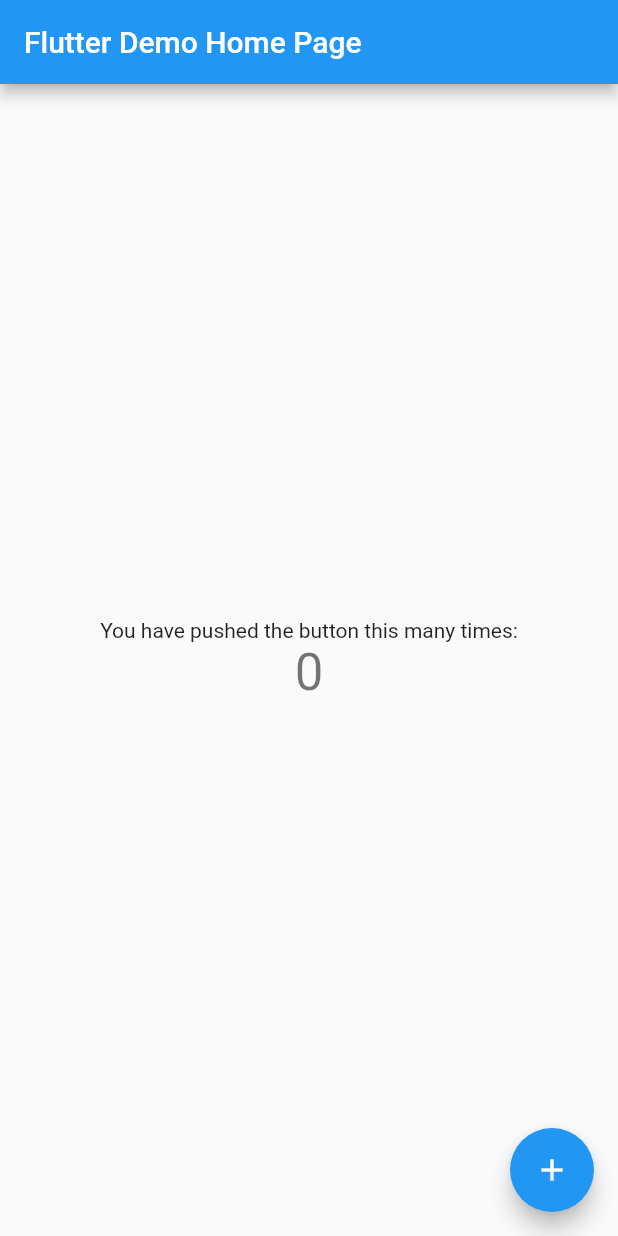
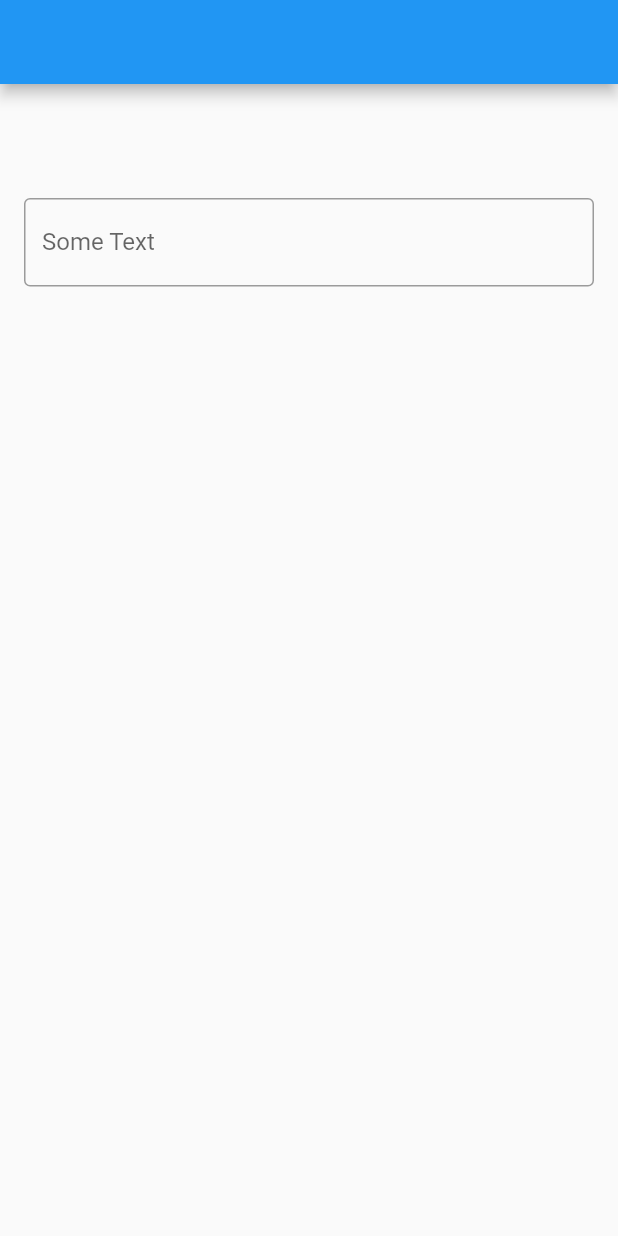
Before and after one commit to lv-kit/flutter_provider_sample, a Flutter app: the screen it shows after launch, on a phone screen of 412 x 824 dp. Run offline on Flutter 3.47's test engine with Material 2 defaults, Android fonts, the phone set to English and light mode, and no system bars.

Commit message:
add input state management

```diff
--- /dev/null
+++ b/lib/app_state.dart
@@ -0,0 +1,15 @@
+
+import 'package:flutter/material.dart';
+
+class AppState extends ChangeNotifier {
+  AppState();
+
+  String _dislayText = "";
+
+  void setDisplayText(String text) {
+    _dislayText = text;
+    notifyListeners();
+  }
+
+  String get getDisplayText => _dislayText;
+}
--- a/lib/main.dart
+++ b/lib/main.dart
@@ -1,111 +1,91 @@
 import 'package:flutter/material.dart';
+import 'package:flutter/widgets.dart';
+import 'package:provider_test/app_state.dart';
+import 'package:provider/provider.dart';
 
 void main() => runApp(MyApp());
 
 class MyApp extends StatelessWidget {
-  // This widget is the root of your application.
   @override
   Widget build(BuildContext context) {
     return MaterialApp(
       title: 'Flutter Demo',
       theme: ThemeData(
-        // This is the theme of your application.
-        //
-        // Try running your application with "flutter run". You'll see the
-        // application has a blue toolbar. Then, without quitting the app, try
-        // changing the primarySwatch below to Colors.green and then invoke
-        // "hot reload" (press "r" in the console where you ran "flutter run",
-        // or simply save your changes to "hot reload" in a Flutter IDE).
-        // Notice that the counter didn't reset back to zero; the application
-        // is not restarted.
         primarySwatch: Colors.blue,
       ),
-      home: MyHomePage(title: 'Flutter Demo Home Page'),
+      home: ChangeNotifierProvider<AppState>(
+        builder: (_) => AppState(),
+        child: MyHomePage(),
+      )
     );
   }
 }
 
 class MyHomePage extends StatefulWidget {
-  MyHomePage({Key key, this.title}) : super(key: key);
-
-  // This widget is the home page of your application. It is stateful, meaning
-  // that it has a State object (defined below) that contains fields that affect
-  // how it looks.
-
-  // This class is the configuration for the state. It holds the values (in this
-  // case the title) provided by the parent (in this case the App widget) and
-  // used by the build method of the State. Fields in a Widget subclass are
-  // always marked "final".
-
-  final String title;
+  MyHomePage({Key key}) : super(key: key);
 
   @override
   _MyHomePageState createState() => _MyHomePageState();
 }
 
 class _MyHomePageState extends State<MyHomePage> {
-  int _counter = 0;
+  @override
+  Widget build(BuildContext context) {
+    return Scaffold(
+      appBar: AppBar(),
+      body: Container(
+        padding: const EdgeInsets.all(16.0),
+        child: Center(
+          child: Column(
+            children: <Widget>[
+              TextDisplay(),
+              TextEditWidget()
+            ],
+          )
+          ),
+      ),
+    );
+  }
+}
 
-  void _incrementCounter() {
-    setState(() {
-      // This call to setState tells the Flutter framework that something has
-      // changed in this State, which causes it to rerun the build method below
-      // so that the display can reflect the updated values. If we changed
-      // _counter without calling setState(), then the build method would not be
-      // called again, and so nothing would appear to happen.
-      _counter++;
-    });
+class TextDisplay extends StatelessWidget {
+  @override
+  Widget build(BuildContext context) {
+    final appState = Provider.of<AppState>(context);
+    return Container(
+      padding: const EdgeInsets.all(16.0),
+      child: Text(
+        appState.getDisplayText,
+        style: TextStyle(
+          fontSize: 24.0,
+        ),
+      ),
+    );
   }
+}
+
+class TextEditWidget extends StatefulWidget {
+  @override
+  _TextEditWidgetState createState() => _TextEditWidgetState();
+}
+
+class _TextEditWidgetState extends State<TextEditWidget> {
+  TextEditingController _textEditingController;
 
   @override
   Widget build(BuildContext context) {
-    // This method is rerun every time setState is called, for instance as done
-    // by the _incrementCounter method above.
-    //
-    // The Flutter framework has been optimized to make rerunning build methods
-    // fast, so that you can just rebuild anything that needs updating rather
-    // than having to individually change instances of widgets.
-    return Scaffold(
-      appBar: AppBar(
-        // Here we take the value from the MyHomePage object that was created by
-        // the App.build method, and use it to set our appbar title.
-        title: Text(widget.title),
+    final appState = Provider.of<AppState>(context);
+
+    return Container(
+      child: TextField(
+        controller: _textEditingController,
+        decoration: InputDecoration(
+          labelText: "Some Text",
+          border: OutlineInputBorder(),
+        ),
+        onChanged: (changed) => appState.setDisplayText(changed),
+        onSubmitted: (submitted) => appState.setDisplayText(submitted),
       ),
-      body: Center(
-        // Center is a layout widget. It takes a single child and positions it
-        // in the middle of the parent.
-        child: Column(
-          // Column is also layout widget. It takes a list of children and
-          // arranges them vertically. By default, it sizes itself to fit its
-          // children horizontally, and tries to be as tall as its parent.
-          //
-          // Invoke "debug painting" (press "p" in the console, choose the
-          // "Toggle Debug Paint" action from the Flutter Inspector in Android
-          // Studio, or the "Toggle Debug Paint" command in Visual Studio Code)
-          // to see the wireframe for each widget.
-          //
-          // Column has various properties to control how it sizes itself and
-          // how it positions its children. Here we use mainAxisAlignment to
-          // center the children vertically; the main axis here is the vertical
-          // axis because Columns are vertical (the cross axis would be
-          // horizontal).
-          mainAxisAlignment: MainAxisAlignment.center,
-          children: <Widget>[
-            Text(
-              'You have pushed the button this many times:',
-            ),
-            Text(
-              '$_counter',
-              style: Theme.of(context).textTheme.display1,
-            ),
-          ],
-        ),
-      ),
-      floatingActionButton: FloatingActionButton(
-        onPressed: _incrementCounter,
-        tooltip: 'Increment',
-        child: Icon(Icons.add),
-      ), // This trailing comma makes auto-formatting nicer for build methods.
     );
   }
 }
```
